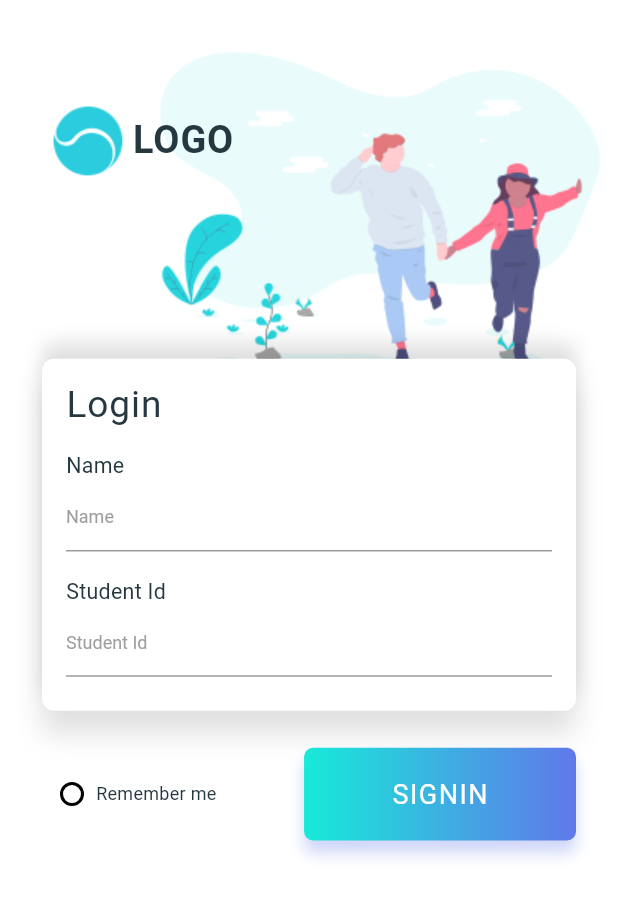
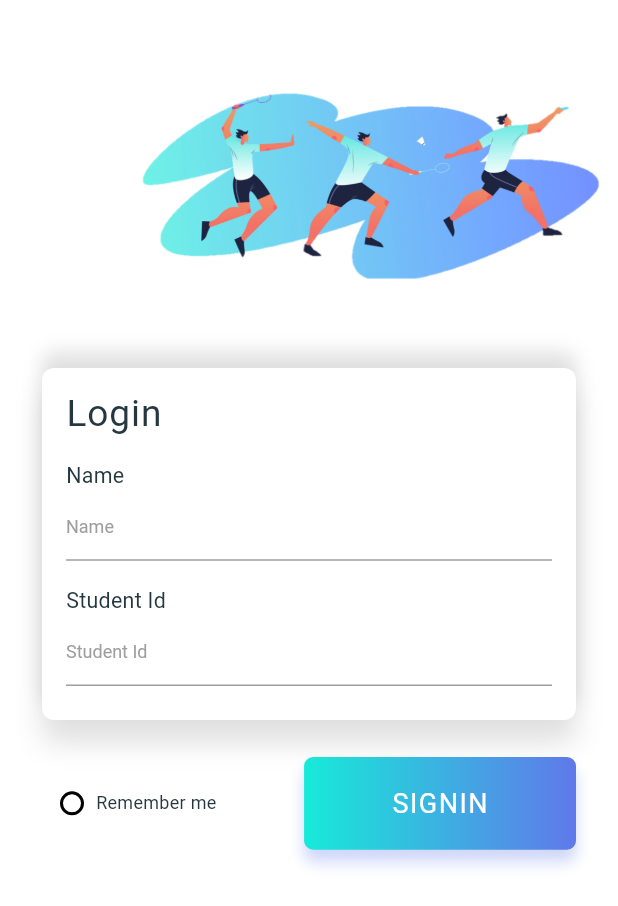
Before and after one commit to HajaeHyun-postech/ClearApp, a Flutter app: the screen it shows after launch, on a phone screen of 412 x 824 dp. Shown: the top 906 px of the screen. Run offline on Flutter 3.47's test engine with Material 2 defaults, Android fonts, the phone set to English and light mode, and no system bars; our stand-ins replace flutter_screenutil, font_awesome_flutter, rflutter_alert, smooth_star_rating; Roboto replaces fonts that are missing (Poppins-Bold, Poppins-Medium).

Commit message:
login img changed

```diff
--- a/lib/login/login_when_start.dart
+++ b/lib/login/login_when_start.dart
@@ -61,8 +61,8 @@ class _LoginScreenState extends State<LoginScreen> {
             crossAxisAlignment: CrossAxisAlignment.end,
             children: <Widget>[
               Padding(
-                padding: EdgeInsets.only(top: 20.0),
-                child: Image.asset("assets/images/image_01.png"),
+                padding: EdgeInsets.only(top: 50.0, left: 90),
+                child: Image.asset("assets/images/badminton_play.png"),
               ),
               Expanded(
                 child: Container(),
@@ -74,23 +74,8 @@ class _LoginScreenState extends State<LoginScreen> {
               padding: EdgeInsets.only(left: 28.0, right: 28.0, top: 60.0),
               child: Column(
                 children: <Widget>[
-                  Row(
-                    children: <Widget>[
-                      Image.asset(
-                        "assets/images/logo.png",
-                        width: ScreenUtil.getInstance().setWidth(110),
-                        height: ScreenUtil.getInstance().setHeight(110),
-                      ),
-                      Text("LOGO",
-                          style: TextStyle(
-                              fontFamily: "Poppins-Bold",
-                              fontSize: ScreenUtil.getInstance().setSp(46),
-                              letterSpacing: .6,
-                              fontWeight: FontWeight.bold))
-                    ],
-                  ),
                   SizedBox(
-                    height: ScreenUtil.getInstance().setHeight(180),
+                    height: ScreenUtil.getInstance().setHeight(300),
                   ),
                   FormCard(
                     nameChanged: (String _name) {
```
Also changed, not shown: assets/images/badminton_play.png (added), assets/images/shuttle.png (added).
